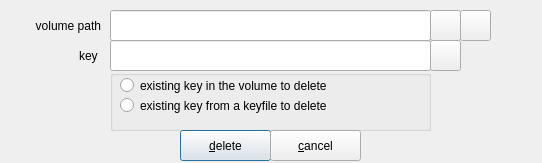
First picture: the form in zuluCrypt-gui/luksdeletekey.ui, repository mhogomchungu/zuluCrypt, before the edit.
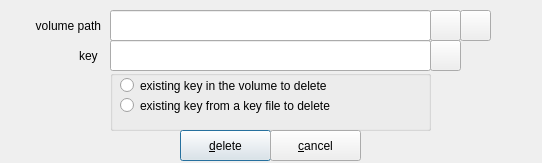
Second picture: the form after the edit.

What changed in the file:
```diff
--- a/zuluCrypt-gui/luksdeletekey.ui
+++ b/zuluCrypt-gui/luksdeletekey.ui
@@ -80,7 +80,7 @@
      </rect>
     </property>
     <property name="text">
-     <string>existing key from a keyfile to delete</string>
+     <string>existing key from a key file to delete</string>
     </property>
    </widget>
   </widget>
```
